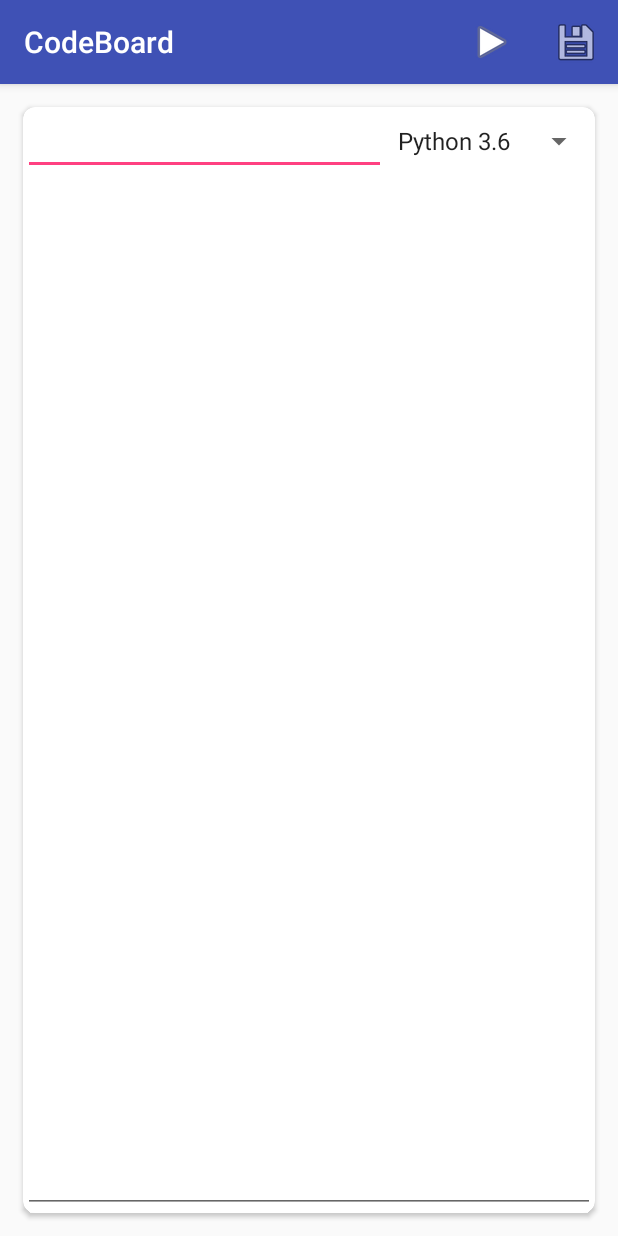
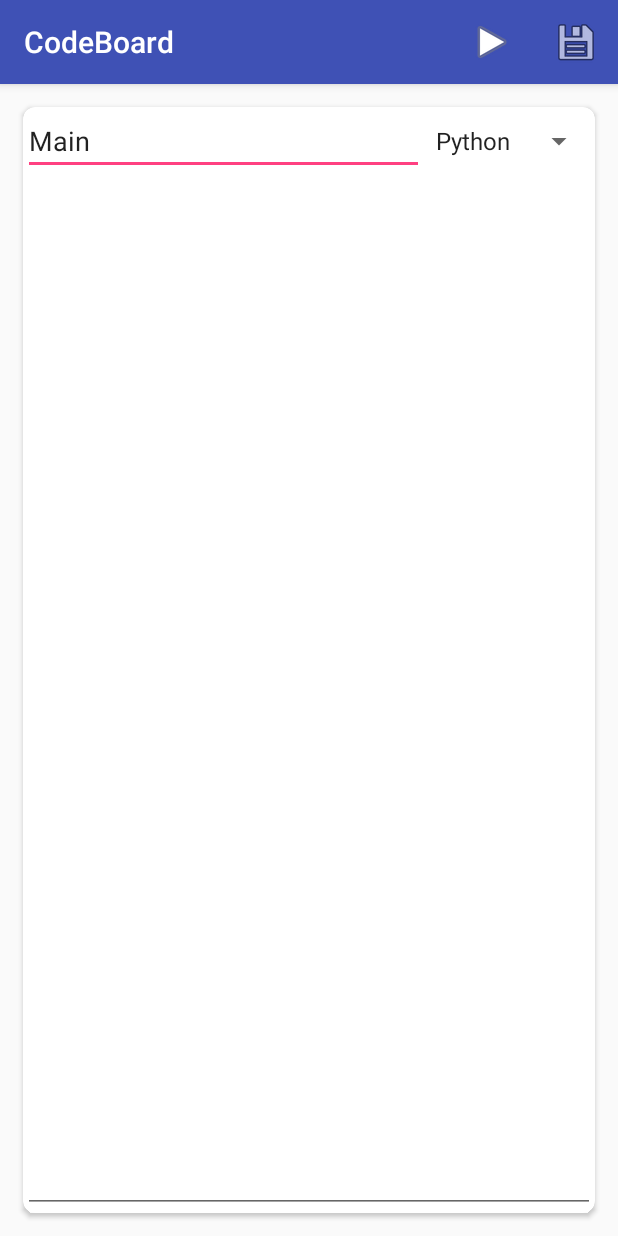
Before and after one commit to dinulade101/CodeBoard, an Android app: the SnippetCaptureActivity screen opened directly, with no data from a screen before it, after a tap on an icon or button, on a phone screen of 412 x 824 dp. Run offline under Robolectric (Android 15) with nearby library versions, the phone set to English and light mode, and no system bars; our stand-ins replace Volley; network calls fail; 3 statements that could not run were skipped.

Commit message:
Added missed files.

```diff
--- a/Android/app/build.gradle
+++ b/Android/app/build.gradle
@@ -24,6 +24,7 @@ dependencies {
     implementation 'com.android.support:recyclerview-v7:26.+'
     implementation 'com.android.support:cardview-v7:26.+'
     implementation 'com.android.support:design:26.+'
+    compile 'com.github.kbiakov:CodeView-android:1.3.1'
     compile 'com.google.code.gson:gson:2.8.2'
     implementation 'com.android.support:appcompat-v7:26.1.0'
     implementation 'com.android.support.constraint:constraint-layout:1.1.3'
--- a/Android/app/src/main/java/com/codeboard/htn/codeboard/editor/CodeEditorActivity.java
+++ b/Android/app/src/main/java/com/codeboard/htn/codeboard/editor/CodeEditorActivity.java
@@ -1,15 +1,13 @@
 package com.codeboard.htn.codeboard.editor;
 
-import android.content.Intent;
 import android.os.Bundle;
-import android.support.design.widget.FloatingActionButton;
-import android.support.design.widget.Snackbar;
 import android.support.v7.app.AppCompatActivity;
-import android.support.v7.widget.Toolbar;
 import android.util.Log;
 import android.view.Menu;
 import android.view.MenuItem;
 import android.view.View;
+import android.widget.AdapterView;
+import android.widget.ArrayAdapter;
 import android.widget.EditText;
 import android.widget.Spinner;
 import android.widget.Toast;
@@ -21,7 +19,6 @@ import com.android.volley.VolleyError;
 import com.android.volley.toolbox.JsonObjectRequest;
 import com.android.volley.toolbox.Volley;
 import com.codeboard.htn.codeboard.R;
-import com.codeboard.htn.codeboard.image.SnippetCaptureActivity;
 import com.codeboard.htn.codeboard.model.Script;
 import com.codeboard.htn.codeboard.model.ScriptModel;
 
@@ -32,10 +29,13 @@ public class CodeEditorActivity extends AppCompatActivity {
     //currently a test url
     final static String URL = "https://httpbin.org/get";
     RequestQueue requestQueue;
-    EditText editText;
-    EditText scriptName;
-    Spinner languageSpinner;
-    private String scriptText;
+
+    private EditText editText;
+    private EditText scriptName;
+    private Spinner languageSpinner;
+    private Script script = new Script();
+    private ArrayAdapter<String> languageAdapter;
+
 
     @Override
     protected void onCreate(Bundle savedInstanceState) {
@@ -43,14 +43,36 @@ public class CodeEditorActivity extends AppCompatActivity {
         setContentView(R.layout.activity_code_editor);
 
         Bundle bundle = getIntent().getExtras();
+        if (bundle != null && bundle.get(Script.SCRIPT_KEY) != null) {
+            script = (Script)bundle.get(Script.SCRIPT_KEY);
+        }
+
         languageSpinner = findViewById(R.id.languageSpinner);
+        languageAdapter = new ArrayAdapter<>(this, android.R.layout.simple_spinner_item, Script.Language.getLanguageCategories());
+        languageAdapter.setDropDownViewResource(android.R.layout.simple_spinner_dropdown_item);
+        languageSpinner.setAdapter(languageAdapter);
+
+        languageSpinner.setOnItemSelectedListener(new AdapterView.OnItemSelectedListener() {
+            @Override
+            public void onItemSelected(AdapterView<?> parent, View view, int position, long id) {
+                Script.Language selected = Script.Language.getLanguageForValue(parent.getItemAtPosition(position).toString());
+                script.setLanguage(selected != null ? selected : Script.Language.PYTHON);
+                Toast.makeText(getApplicationContext(),"Script lang is: " + script.getLanguage().toString(), Toast.LENGTH_LONG).show();
+            }
+
+            @Override
+            public void onNothingSelected(AdapterView<?> parent) {}
+        });
+
         editText =  findViewById(R.id.scriptContentET);
         scriptName = findViewById(R.id.scriptNameET);
-        scriptText = bundle.getString(SnippetCaptureActivity.SCRIPT_KEY);
-        editText.setText(scriptText != null ? scriptText : "");
+
+        editText.setText(script.getScript());
+        scriptName.setText(script.getName());
         requestQueue = Volley.newRequestQueue(this);
+    }
 
-    }
+
     @Override
     public boolean onCreateOptionsMenu(Menu menu) {
         // Inflate the menu; this adds items to the action bar if it is present.
@@ -104,7 +126,6 @@ public class CodeEditorActivity extends AppCompatActivity {
         }
         if (id == R.id.save_code) {
             Toast.makeText(getApplicationContext(),"Saving Code",Toast.LENGTH_SHORT).show();
-            Script script = new Script("Hello World", scriptText, Script.Language.PYTHON);
             ScriptModel.getModel().addScript(script);
             return true;
         }
--- a/Android/app/src/main/java/com/codeboard/htn/codeboard/explorer/ScriptExplorerAdapter.java
+++ b/Android/app/src/main/java/com/codeboard/htn/codeboard/explorer/ScriptExplorerAdapter.java
@@ -42,7 +42,8 @@ public class ScriptExplorerAdapter extends RecyclerView.Adapter<ScriptExplorerAd
 
         @Override
         public void onClick(View view) {
-            // TODO: Notify parent activity of script to show in editor.
+            Script script = scripts.get(getAdapterPosition());
+            parent.displaySnippet(script);
         }
     }
 
--- a/Android/app/src/main/java/com/codeboard/htn/codeboard/image/SnippetCaptureActivity.java
+++ b/Android/app/src/main/java/com/codeboard/htn/codeboard/image/SnippetCaptureActivity.java
@@ -12,7 +12,9 @@ import android.view.SurfaceHolder;
 import android.view.SurfaceView;
 import android.view.View;
 import android.widget.TextView;
+import android.widget.Toast;
 
+import com.codeboard.htn.codeboard.model.Script;
 import com.codeboard.htn.codeboard.util.CodeBoard;
 import com.codeboard.htn.codeboard.editor.CodeEditorActivity;
 import com.google.android.gms.vision.CameraSource;
@@ -25,7 +27,6 @@ import java.io.IOException;
 
 public final class SnippetCaptureActivity extends AppCompatActivity {
 
-    public static final String SCRIPT_KEY = "SCRIPT";
     private static final int  REQUEST_CAMERA_PERMISSION_ID = 101;
     private final TextRecognizer TRANSLATOR = new TextRecognizer.Builder(CodeBoard.getContext()).build();
     private StringBuilder scriptBuilder = new StringBuilder();
@@ -47,16 +48,17 @@ public final class SnippetCaptureActivity extends AppCompatActivity {
         acceptTranslateBtn.setOnClickListener(new View.OnClickListener() {
             @Override
             public void onClick(View view) {
-                prepareScript();
+                loadScriptInEditor();
             }
         });
 
         initCameraSource();
     }
 
-    private void prepareScript() {
+    private void loadScriptInEditor() {
         Intent editorIntent = new Intent(this, CodeEditorActivity.class);
-        editorIntent.putExtra(SCRIPT_KEY, scriptBuilder.toString());
+        Script script = new Script("Main", scriptBuilder.toString(), Script.Language.PYTHON);
+        editorIntent.putExtra(Script.SCRIPT_KEY, script);
         startActivity(editorIntent);
     }
 
@@ -89,13 +91,11 @@ public final class SnippetCaptureActivity extends AppCompatActivity {
             }
 
             @Override
-            public void surfaceChanged(SurfaceHolder surfaceHolder, int i, int i1, int i2) {
-
-            }
+            public void surfaceChanged(SurfaceHolder surfaceHolder, int i, int i1, int i2) {}
 
             @Override
             public void surfaceDestroyed(SurfaceHolder surfaceHolder) {
-
+                cameraSource.release();
             }
         });
 
@@ -148,6 +148,6 @@ public final class SnippetCaptureActivity extends AppCompatActivity {
     }
 
     private void displayError(String msg) {
-
+        Toast.makeText(this, msg, Toast.LENGTH_SHORT).show();
     }
 }
--- a/Android/app/src/main/java/com/codeboard/htn/codeboard/model/Script.java
+++ b/Android/app/src/main/java/com/codeboard/htn/codeboard/model/Script.java
@@ -1,15 +1,23 @@
 package com.codeboard.htn.codeboard.model;
 
 import java.io.Serializable;
+import java.util.ArrayList;
+import java.util.List;
 
 /**
  * Represents a program.
  */
 public class Script implements Serializable {
 
+    public static final String SCRIPT_KEY = "SERIALIZED_SCRIPT_OBJ";
+
     private String name;
     private String script;
     private Language language;
+
+    public Script() {
+        this("","",Language.PYTHON);
+    }
 
     public Script(String name, String script, Language language) {
         this.name = name;
@@ -72,7 +80,7 @@ public class Script implements Serializable {
     public enum Language {
 
         PYTHON("Python", ".py"),
-        JAVA("Java", ".java");
+        CPP("C++", ".cpp");
 
         private String name;
         private String fileExtension;
@@ -84,6 +92,11 @@ public class Script implements Serializable {
 
         public String getName() {
             return name;
+        }
+
+        @Override
+        public String toString() {
+            return getName();
         }
 
         public String getFileExtension() {
@@ -98,5 +111,13 @@ public class Script implements Serializable {
             }
             return null;
         }
+
+        public static List<String> getLanguageCategories() {
+            List<String> categories = new ArrayList<>();
+            for (Language l : Language.values()) {
+                categories.add(l.toString());
+            }
+            return categories;
+        }
     }
 }
--- a/Android/app/src/main/java/com/codeboard/htn/codeboard/model/ScriptModel.java
+++ b/Android/app/src/main/java/com/codeboard/htn/codeboard/model/ScriptModel.java
@@ -27,8 +27,10 @@ public class ScriptModel extends Observable implements ScriptModelFacade {
 
     @Override
     public void addScript(Script script) {
-        scripts.add(script);
-        writeScriptData();
+        if (!scripts.contains(script)) {
+            scripts.add(script);
+            writeScriptData();
+        }
     }
 
     @Override
--- a/Android/app/src/main/res/values/strings.xml
+++ b/Android/app/src/main/res/values/strings.xml
@@ -3,8 +3,7 @@
     <string name="action_settings">Settings</string>
     <string name="title_activity_code_editor">CodeEditorActivity</string>
     <string-array name="languages">
-        <item>Python 3.6</item>
-        <item>Java 8</item>
+        <item>Python</item>
         <item>C++</item>
     </string-array>
 </resources>
--- a/Android/build.gradle
+++ b/Android/build.gradle
@@ -18,6 +18,7 @@ allprojects {
     repositories {
         google()
         jcenter()
+        maven { url "https://jitpack.io" }
     }
 }
 
```
Also changed, not shown: Android/app/src/main/java/com/codeboard/htn/codeboard/explorer/ScriptExplorerActivity.java (+14 -1 lines), Android/app/src/main/res/layout/capture_snippet.xml (+20 -7 lines).
